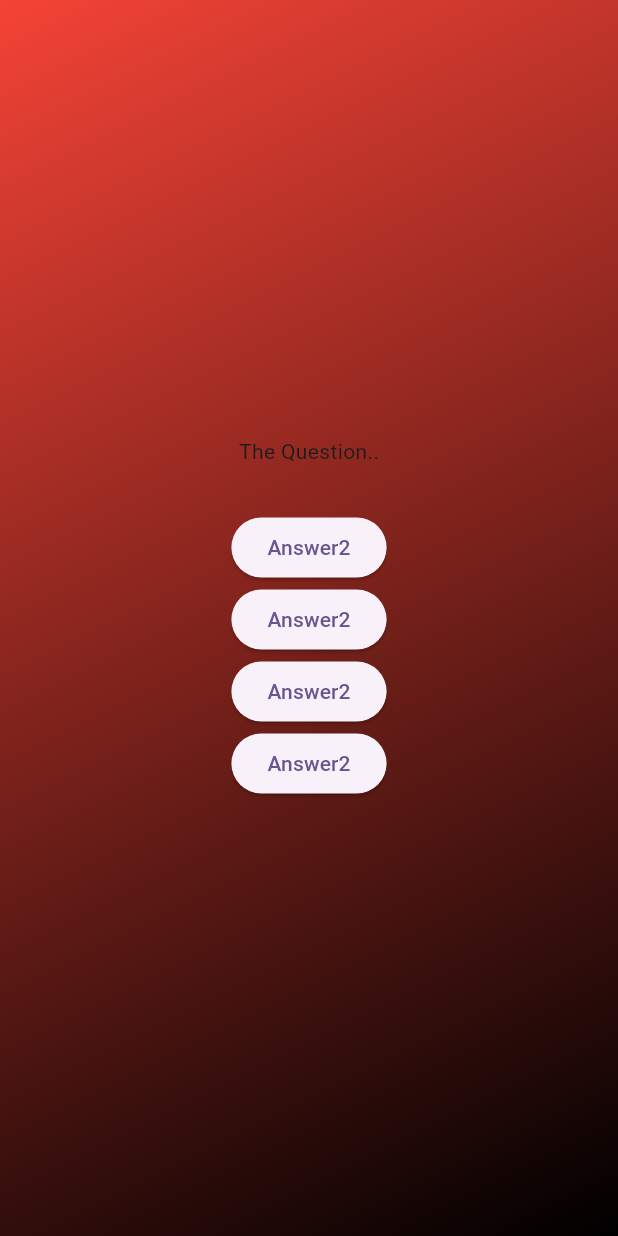
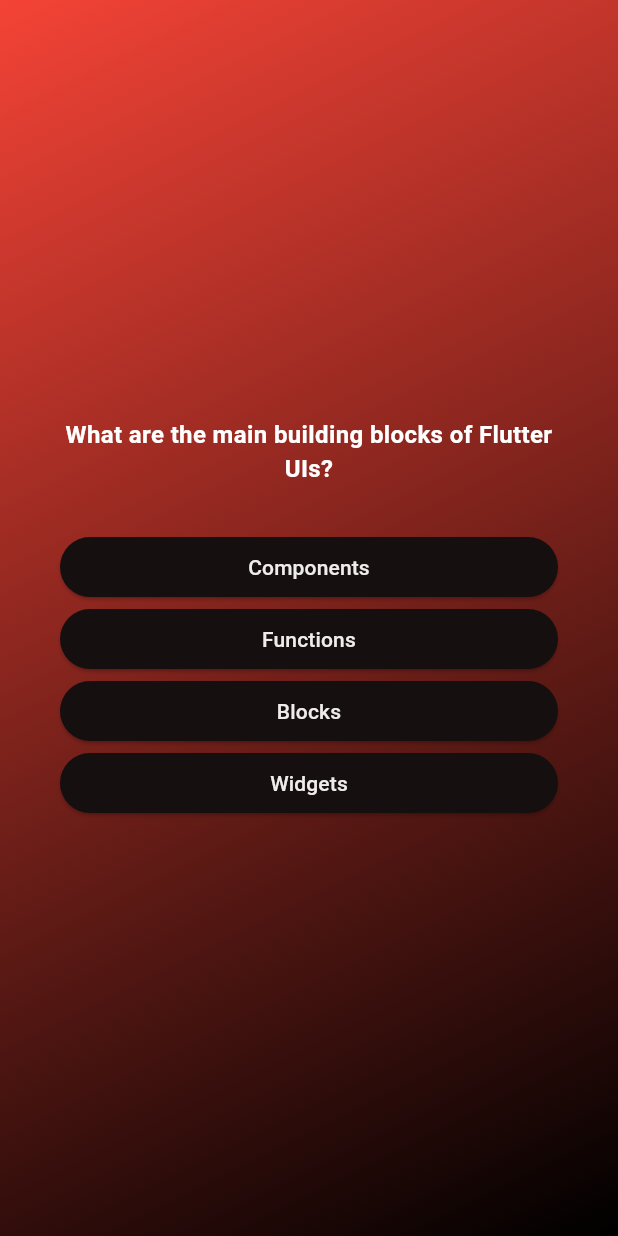
Before and after one commit to jaimonvarghese/quiz-app, a Flutter app: the screen it shows after launch, after a tap on "Start Quiz", on a phone screen of 412 x 824 dp. Run offline on Flutter 3.47's test engine with Material 3 defaults, Android fonts, the phone set to English and light mode, and no system bars.

Commit message:
add a custom widet for answer button for reuseing

```diff
--- a/lib/models/quiz_question.dart
+++ b/lib/models/quiz_question.dart
@@ -4,7 +4,11 @@ class QuizQuestion {
   final String text;
   final List<String> answers;
 
-
+  List<String> getShuffledAnswers(){
+    final shuffledList = List.of(answers);
+    shuffledList.shuffle();
+    return shuffledList;
+  }
 
 
 }
--- /dev/null
+++ b/lib/widgets/answer_button.dart
@@ -0,0 +1,22 @@
+import 'package:flutter/material.dart';
+
+class AnswerButton extends StatelessWidget {
+  const AnswerButton({super.key, required this.anserText, required this.onTap});
+
+  final String anserText;
+  final void Function() onTap;
+
+  @override
+  Widget build(BuildContext context) {
+    return ElevatedButton(
+      style: ElevatedButton.styleFrom(
+        padding: EdgeInsets.symmetric(vertical: 10,horizontal: 50),
+        shape: RoundedRectangleBorder(borderRadius: BorderRadius.circular(40)),
+        backgroundColor: const Color.fromARGB(255, 21, 15, 15),
+        foregroundColor: const Color.fromARGB(255, 239, 236, 236),
+      ),
+      onPressed: onTap,
+      child: Text(anserText,textAlign: TextAlign.center,),
+    );
+  }
+}
--- a/lib/widgets/question_screen.dart
+++ b/lib/widgets/question_screen.dart
@@ -1,4 +1,6 @@
 import 'package:flutter/material.dart';
+import 'package:quiz_app/data/questions.dart';
+import 'package:quiz_app/widgets/answer_button.dart';
 
 class QuestionScreen extends StatefulWidget {
   const QuestionScreen({super.key});
@@ -8,20 +10,39 @@ class QuestionScreen extends StatefulWidget {
 }
 
 class _QuestionScreenState extends State<QuestionScreen> {
+  var currentQuestionIndex = 0;
+  void answerQuestion (){
+    setState(() {
+      currentQuestionIndex ++;
+    });
+  }
   @override
   Widget build(BuildContext context) {
+    final currentQuestion = questions[currentQuestionIndex];
     return SizedBox(
       width: double.infinity,
-      child: Column(
-        mainAxisAlignment: MainAxisAlignment.center,
-        children: [
-          const Text('The Question..',),
-          const SizedBox(height: 30,),
-          ElevatedButton(onPressed: (){}, child: Text("Answer2"),),
-          ElevatedButton(onPressed: (){}, child: Text("Answer2"),),
-          ElevatedButton(onPressed: (){}, child: Text("Answer2"),),
-          ElevatedButton(onPressed: (){}, child: Text("Answer2"),),
-        ],
+      child: Container(
+        margin: EdgeInsets.all(40),
+        child: Column(
+
+          mainAxisAlignment: MainAxisAlignment.center,
+          crossAxisAlignment: CrossAxisAlignment.stretch,
+          children: [
+            Text(
+              currentQuestion.text,
+              textAlign: TextAlign.center,
+              style: TextStyle(
+                color: Colors.white,
+                fontWeight: FontWeight.bold,
+                fontSize: 16,
+              ),
+            ),
+            const SizedBox(height: 30),
+            ...currentQuestion.getShuffledAnswers().map((answer) {
+              return AnswerButton(anserText: answer, onTap:answerQuestion);
+            }),
+          ],
+        ),
       ),
     );
   }
```
